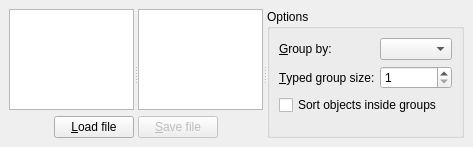
The window that ui/MainWindow.ui (cerfical/FileProcessor) describes before a commit, drawn with Qt 5.
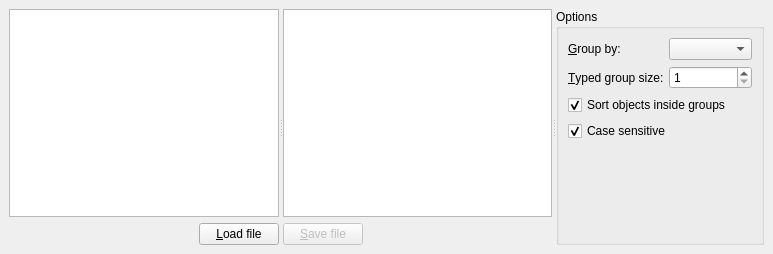
The same window after the commit.

Commit message: Небольшие улучшения

Patch:
```diff
--- a/ui/MainWindow.ui
+++ b/ui/MainWindow.ui
@@ -6,8 +6,8 @@
    <rect>
     <x>0</x>
     <y>0</y>
-    <width>473</width>
-    <height>147</height>
+    <width>773</width>
+    <height>254</height>
    </rect>
   </property>
   <property name="windowTitle">
@@ -145,6 +145,9 @@
             <property name="minimum">
              <number>1</number>
             </property>
+            <property name="maximum">
+             <number>2147483647</number>
+            </property>
            </widget>
           </item>
          </layout>
@@ -154,6 +157,19 @@
           <property name="text">
            <string>Sort objects inside groups</string>
           </property>
+          <property name="checked">
+           <bool>true</bool>
+          </property>
+         </widget>
+        </item>
+        <item>
+         <widget class="QCheckBox" name="caseSensitive">
+          <property name="text">
+           <string>Case sensitive</string>
+          </property>
+          <property name="checked">
+           <bool>true</bool>
+          </property>
          </widget>
         </item>
         <item>
```
Left out of the diff: 48 changed lines with no effect on the pictures. The commit also changes 1 other file.
